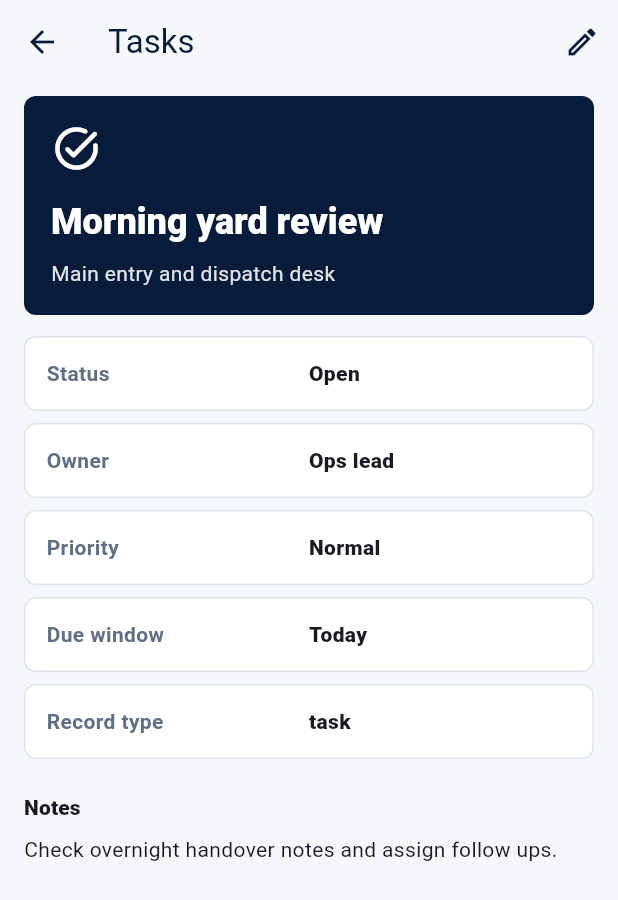
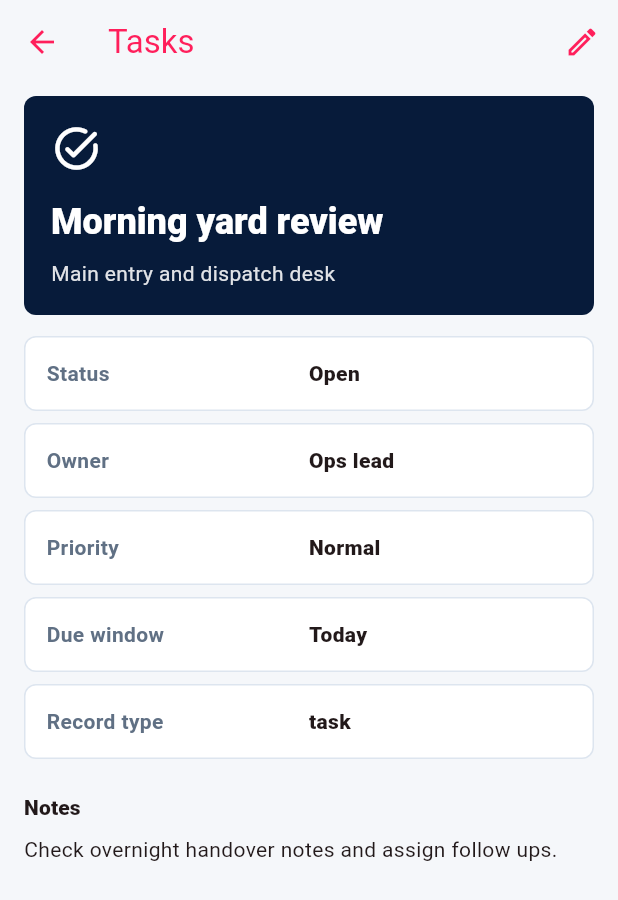
Before and after one commit to EOOrga/68d9d1101299230338e3b1a6, a Flutter app: the screen it shows after launch, after a tap on "View tasks", after a tap on "Morning yard review", on a phone screen of 412 x 824 dp. Shown: the top 900 px of the screen. Run offline on Flutter 3.47's test engine with Material 3 defaults, Android fonts, the phone set to English and light mode, and no system bars; our stand-ins replace shared_preferences.

Commit message:
Create Flutter variant com.daloo.valatrene

```diff
--- a/lib/main.dart
+++ b/lib/main.dart
@@ -30,9 +30,9 @@
   }
 
   ThemeData _theme() {
-    const navy = Color(0xFF071B3A);
-    const orange = Color(0xFFD85D13);
-    const green = Color(0xFF2E7A3E);
+    const navy = Color(0xFFFF1F5B);
+    const orange = Color(0xFFF81FFF);
+    const green = Color(0xFFFF1F96);
     const surface = Color(0xFFF5F7FA);
 
     final scheme =
--- a/pubspec.yaml
+++ b/pubspec.yaml
@@ -1,4 +1,4 @@
-name: valat_rene
+name: valatrene
 description: Operations workspace for task, container, supply, and attendance tracking.
 publish_to: 'none'
 version: 1.0.0+1
@@ -25,6 +25,6 @@
   android: true
   ios: false
   image_path: docs/icon.png
-  adaptive_icon_background: '#071B3A'
+  adaptive_icon_background: "#FF1F96"
   adaptive_icon_foreground: docs/icon.png
   min_sdk_android: 23
```
Also changed, not shown: docs/icon.png, 11 other files.
